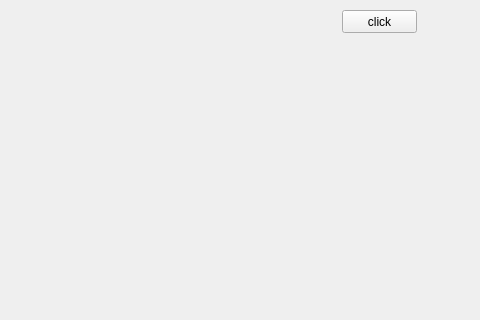
This is PYTHON/day06/omok.ui in junyeong-b2n2w/DDIT-Python as Qt 5 draws it before an edit; both pictures show x 238 to 718 and y 0 to 320 of the 718 by 464 pixel window. The edited form follows.
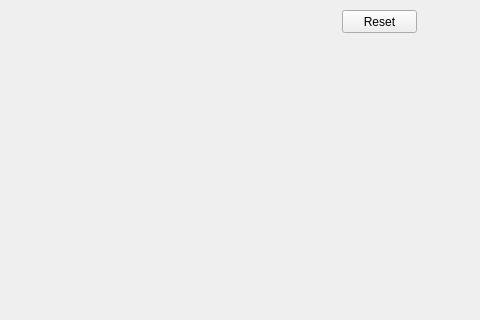
This is the edited form.

```diff
--- a/PYTHON/day06/omok.ui
+++ b/PYTHON/day06/omok.ui
@@ -24,7 +24,7 @@
      </rect>
     </property>
     <property name="text">
-     <string>click</string>
+     <string>Reset</string>
     </property>
    </widget>
   </widget>
```
